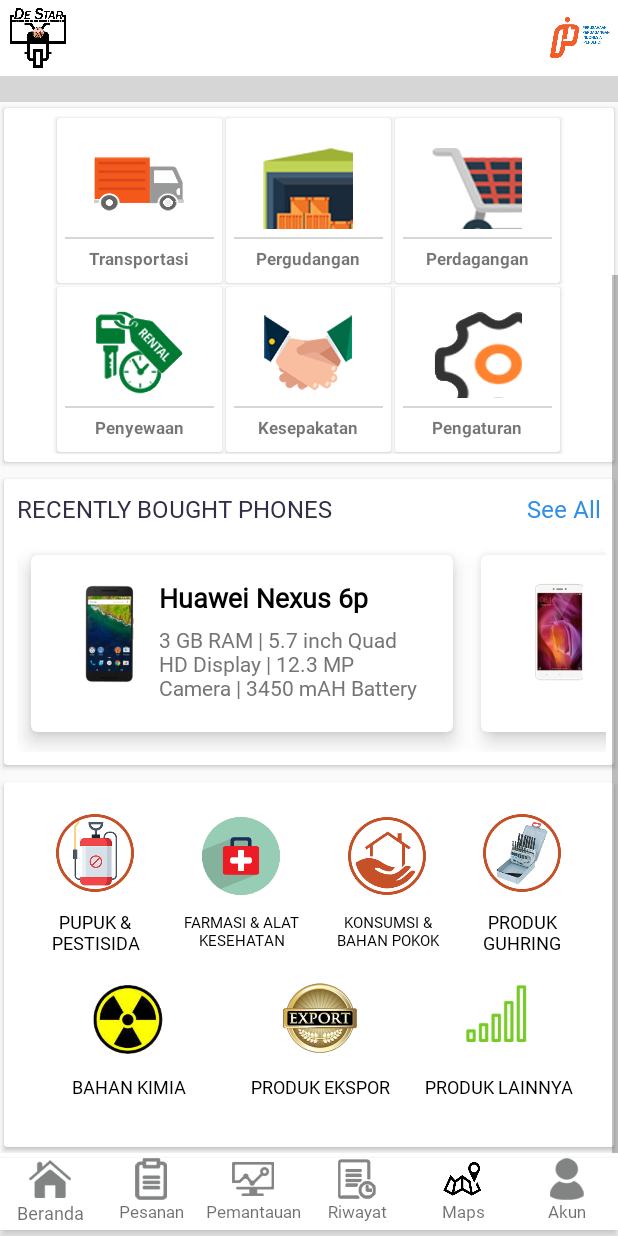
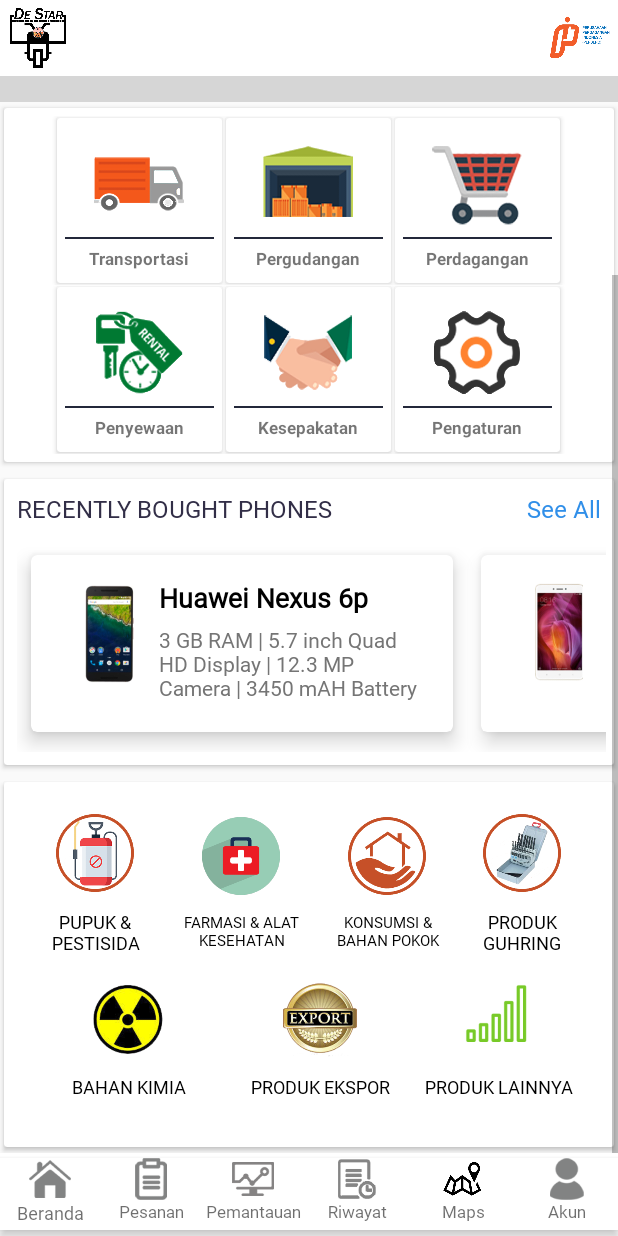
Before and after one commit to Rizkysuandana/d35t4r_d3v, an Android app: the Dashboard screen opened directly, with no data from a screen before it, scrolled down 162 dp, on a phone screen of 412 x 824 dp. Run offline under Robolectric (Android 15) with nearby library versions, the phone set to English and light mode, and no system bars; libraries missing offline, so code that uses them is left out: com.synnapps.carouselview; plain views replace CarouselView; 3 statements that could not run were skipped; grey boxes are pictures that could not be loaded.

Commit message:
jaka-edit dashboard

```diff
--- a/destar/destar/app/src/main/res/drawable/image_pengaturan.xml
+++ b/destar/destar/app/src/main/res/drawable/image_pengaturan.xml
@@ -3,6 +3,6 @@
     <item
         android:id="@+id/pengaturan"
         android:drawable="@drawable/pengaturan1"
-        android:width="90dp"
-        android:height="75dp" />
+        android:width="60dp"
+        android:height="60dp" />
 </layer-list>
--- a/destar/destar/app/src/main/res/drawable/image_penyewaan.xml
+++ b/destar/destar/app/src/main/res/drawable/image_penyewaan.xml
@@ -3,6 +3,6 @@
     <item
         android:id="@+id/penyewaan"
         android:drawable="@drawable/penyewaan1"
-        android:width="90dp"
-        android:height="75dp" />
+        android:width="60dp"
+        android:height="60dp" />
 </layer-list>
--- a/destar/destar/app/src/main/res/drawable/image_perdagangan.xml
+++ b/destar/destar/app/src/main/res/drawable/image_perdagangan.xml
@@ -3,6 +3,6 @@
     <item
         android:id="@+id/perdagangan"
         android:drawable="@drawable/perdagangan1"
-        android:width="90dp"
-        android:height="75dp" />
+        android:width="60dp"
+        android:height="60dp" />
 </layer-list>
--- a/destar/destar/app/src/main/res/drawable/image_pergudangan.xml
+++ b/destar/destar/app/src/main/res/drawable/image_pergudangan.xml
@@ -3,6 +3,6 @@
     <item
         android:id="@+id/pergudangan"
         android:drawable="@drawable/pergudangan1"
-        android:width="90dp"
-        android:height="75dp" />
+        android:width="60dp"
+        android:height="60dp" />
 </layer-list>
--- a/destar/destar/app/src/main/res/layout/activity_dashboard.xml
+++ b/destar/destar/app/src/main/res/layout/activity_dashboard.xml
@@ -82,7 +82,7 @@
                                         android:layout_width="match_parent"
                                         android:layout_height="1dp"
                                         android:layout_margin="5dp"
-                                        android:background="@color/darkblue" />
+                                        android:background="@color/dark_blue" />
 
                                     <TextView
                                         android:layout_width="wrap_content"
@@ -123,7 +123,7 @@
                                         android:layout_width="match_parent"
                                         android:layout_height="1dp"
                                         android:layout_margin="5dp"
-                                        android:background="@color/darkblue" />
+                                        android:background="@color/dark_blue" />
 
                                     <TextView
                                         android:layout_width="wrap_content"
@@ -164,7 +164,7 @@
                                         android:layout_width="match_parent"
                                         android:layout_height="1dp"
                                         android:layout_margin="5dp"
-                                        android:background="@color/darkblue" />
+                                        android:background="@color/dark_blue" />
 
                                     <TextView
                                         android:layout_width="wrap_content"
@@ -213,7 +213,7 @@
                                         android:layout_width="match_parent"
                                         android:layout_height="1dp"
                                         android:layout_margin="5dp"
-                                        android:background="@color/darkblue" />
+                                        android:background="@color/dark_blue" />
 
                                     <TextView
                                         android:layout_width="wrap_content"
@@ -254,7 +254,7 @@
                                         android:layout_width="match_parent"
                                         android:layout_height="1dp"
                                         android:layout_margin="5dp"
-                                        android:background="@color/darkblue" />
+                                        android:background="@color/dark_blue" />
 
                                     <TextView
                                         android:layout_width="wrap_content"
@@ -295,7 +295,7 @@
                                         android:layout_width="match_parent"
                                         android:layout_height="1dp"
                                         android:layout_margin="5dp"
-                                        android:background="@color/darkblue" />
+                                        android:background="@color/dark_blue" />
 
                                     <TextView
                                         android:layout_width="wrap_content"
```
Also changed, not shown: 2 other files.
